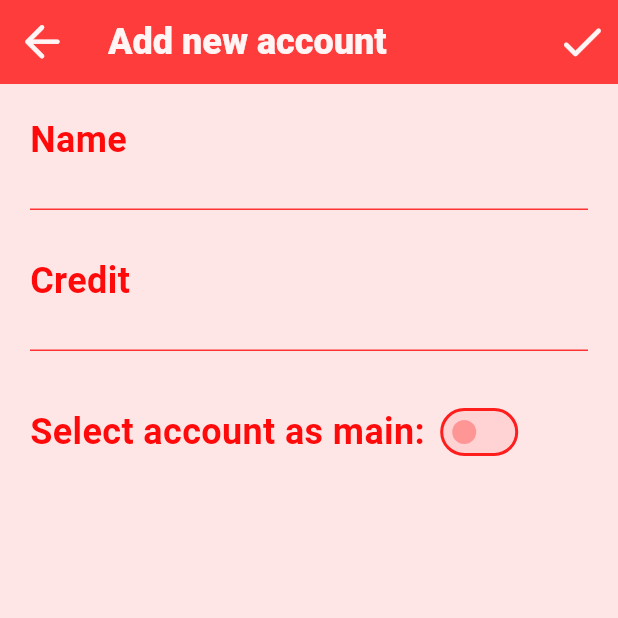
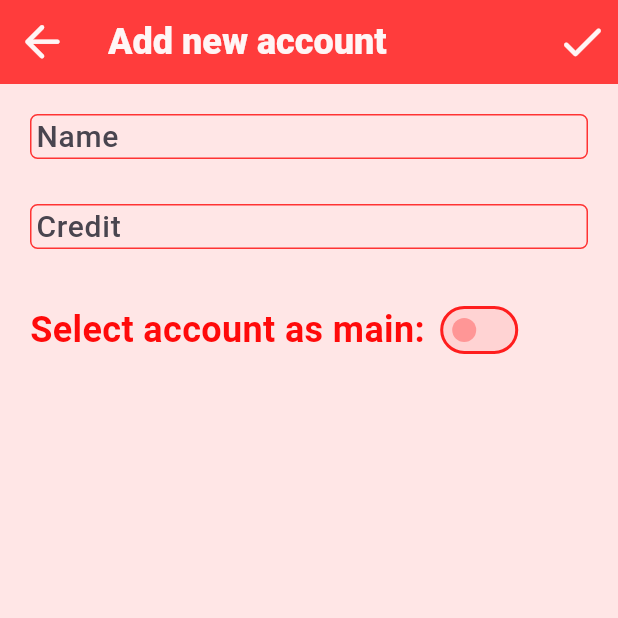
Before and after one commit to luishindelang/MyWallet, a Flutter app: the screen it shows after launch, scrolled down 70 dp, after a tap on "ADD ACCOUNT", on a phone screen of 412 x 824 dp, the top half of it. Run offline on Flutter 3.47's test engine with Material 3 defaults, Android fonts, the phone set to English and light mode, and no system bars; our stand-ins replace fl_chart, sqflite; accounts and stored records are empty.

Commit message:
changed textfeld and list of categorys scrollable

```diff
--- a/lib/Components/Controls/c_number_input_field.dart
+++ b/lib/Components/Controls/c_number_input_field.dart
@@ -6,6 +6,7 @@ class CNumberInputField extends StatelessWidget {
     super.key,
     required this.controller,
     required this.onChanged,
+    required this.hint,
     this.focus,
     this.curserColor = fieldCurser,
     this.borderColor = fieldBorder,
@@ -13,6 +14,7 @@ class CNumberInputField extends StatelessWidget {
 
   final TextEditingController controller;
   final Function(double?) onChanged;
+  final String hint;
   final FocusNode? focus;
   final Color curserColor;
   final Color borderColor;
@@ -32,11 +34,14 @@ class CNumberInputField extends StatelessWidget {
         focusNode: focus,
         decoration: InputDecoration(
           isDense: true,
+          hintText: hint,
           contentPadding: const EdgeInsets.only(bottom: 0),
-          focusedBorder: UnderlineInputBorder(
+          focusedBorder: OutlineInputBorder(
+            borderRadius: BorderRadius.circular(borderRadius),
             borderSide: BorderSide(width: borderWith, color: borderColor),
           ),
-          enabledBorder: UnderlineInputBorder(
+          enabledBorder: OutlineInputBorder(
+            borderRadius: BorderRadius.circular(borderRadius),
             borderSide: BorderSide(width: borderWith, color: borderColor),
           ),
         ),
--- a/lib/Components/Controls/c_text_field.dart
+++ b/lib/Components/Controls/c_text_field.dart
@@ -6,6 +6,7 @@ class CTextField extends StatelessWidget {
     super.key,
     required this.controller,
     required this.onChanged,
+    required this.hint,
     this.focus,
     this.curserColor = fieldCurser,
     this.borderColor = fieldBorder,
@@ -13,6 +14,7 @@ class CTextField extends StatelessWidget {
 
   final TextEditingController controller;
   final Function(String) onChanged;
+  final String hint;
   final FocusNode? focus;
   final Color curserColor;
   final Color borderColor;
@@ -32,11 +34,14 @@ class CTextField extends StatelessWidget {
         focusNode: focus,
         decoration: InputDecoration(
           isDense: true,
+          hintText: hint,
           contentPadding: const EdgeInsets.only(bottom: 0),
-          focusedBorder: UnderlineInputBorder(
+          focusedBorder: OutlineInputBorder(
+            borderRadius: BorderRadius.circular(borderRadius),
             borderSide: BorderSide(width: borderWith, color: borderColor),
           ),
-          enabledBorder: UnderlineInputBorder(
+          enabledBorder: OutlineInputBorder(
+            borderRadius: BorderRadius.circular(borderRadius),
             borderSide: BorderSide(width: borderWith, color: borderColor),
           ),
         ),
--- a/lib/Pages/AddAccount/add_account.dart
+++ b/lib/Pages/AddAccount/add_account.dart
@@ -60,16 +60,16 @@ class _AddAccountState extends State<AddAccount> {
           child: Column(
             crossAxisAlignment: CrossAxisAlignment.start,
             children: [
-              Text("Name", style: textL(text)),
               CTextField(
                 controller: _nameController,
                 onChanged: (value) {},
+                hint: "Name",
               ),
               const SizedBox(height: 30),
-              Text("Credit", style: textL(text)),
               CNumberInputField(
                 controller: _creditController,
                 onChanged: (value) {},
+                hint: "Credit",
               ),
               const SizedBox(height: 30),
               Row(
--- a/lib/Pages/AddCategory/add_category.dart
+++ b/lib/Pages/AddCategory/add_category.dart
@@ -60,10 +60,10 @@ class _AddCategoryState extends State<AddCategory> {
           child: Column(
             crossAxisAlignment: CrossAxisAlignment.start,
             children: [
-              Text("Name", style: textL(text)),
               CTextField(
                 controller: _nameController,
                 onChanged: (value) {},
+                hint: "Name",
               ),
               const SizedBox(height: 30),
               Text("Farbe", style: textL(text)),
--- a/lib/Pages/EditAccount/edit_account.dart
+++ b/lib/Pages/EditAccount/edit_account.dart
@@ -91,16 +91,16 @@ class _EditAccountState extends State<EditAccount> {
           child: Column(
             crossAxisAlignment: CrossAxisAlignment.start,
             children: [
-              Text("Name", style: textL(text)),
               CTextField(
                 controller: _nameController,
                 onChanged: (value) {},
+                hint: "Name",
               ),
               const SizedBox(height: 30),
-              Text("Credit", style: textL(text)),
               CNumberInputField(
                 controller: _creditController,
                 onChanged: (value) {},
+                hint: "Credit",
               ),
               const SizedBox(height: 30),
               CBoxList(
--- a/lib/Pages/Home/Account/Components/c_overview_expenses.dart
+++ b/lib/Pages/Home/Account/Components/c_overview_expenses.dart
@@ -90,6 +90,8 @@ class _COverviewExpensesState extends State<COverviewExpenses> {
               ),
               SizedBox(
                 width: (screenWidth - 260),
+                height: 172,
+                child: SingleChildScrollView(
                   child: Column(
                       crossAxisAlignment: CrossAxisAlignment.start,
                       children: _categories.isEmpty
@@ -114,8 +116,8 @@ class _COverviewExpensesState extends State<COverviewExpenses> {
                                             color: Colors.black,
                                             width: borderWith,
                                           ),
-                                        borderRadius:
-                                            BorderRadius.circular(borderRadius),
+                                          borderRadius: BorderRadius.circular(
+                                              borderRadius),
                                         ),
                                       ),
                                       Text(
@@ -128,6 +130,7 @@ class _COverviewExpensesState extends State<COverviewExpenses> {
                                   ))
                               .toList()),
                 ),
+              ),
             ],
           ),
         ],
```
Lines whose indentation alone changed are shown as unchanged.
